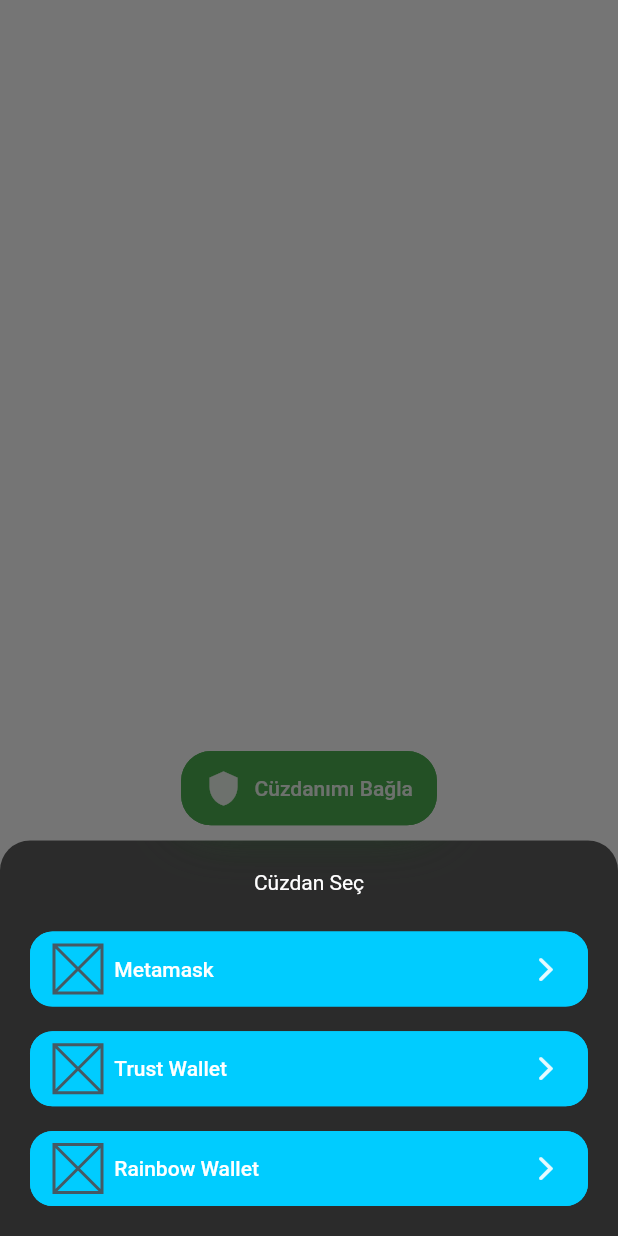
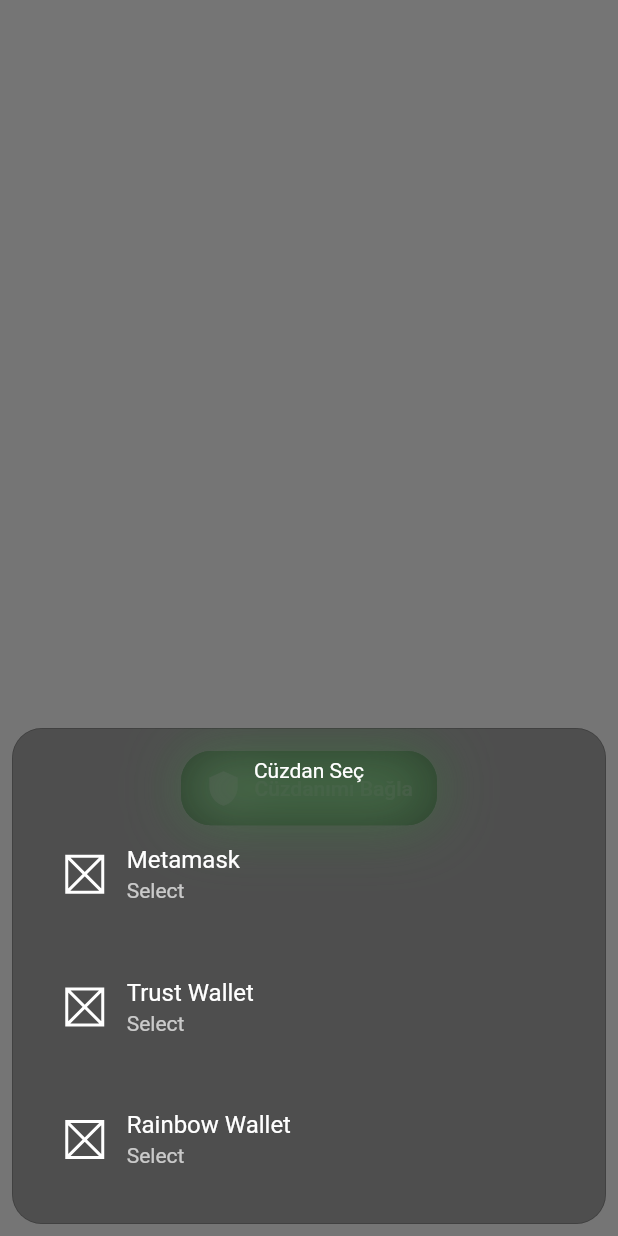
Before and after one commit to alper-mf/nft_tool_app, a Flutter app: the WalletView screen opened directly, after a tap on "Cüzdanımı Bağla", on a phone screen of 412 x 824 dp. Run offline on Flutter 3.47's test engine with Material 2 defaults, Android fonts, the phone set to English and light mode, and no system bars; our stand-ins replace bloc, flutter_bloc, flutter_svg, get, go_router; missing offline and left inert: walletconnect_dart, walletconnect_secure_storage; network calls fail.

Commit message:
Bottomsheet Is Customized

```diff
--- a/lib/app/dialogs/bottom_sheet/custom_bottom_sheet.dart
+++ b/lib/app/dialogs/bottom_sheet/custom_bottom_sheet.dart
@@ -1,7 +1,6 @@
 import 'dart:ui';
 
 import 'package:flutter/material.dart';
-import 'package:nft_tool_app/app/init/size_config.dart';
 
 class CBottomSheet {
   static show(
@@ -16,28 +15,27 @@ class CBottomSheet {
         maxWidth: double.infinity,
       ),
       builder: (BuildContext context) {
-        return ClipRRect(
-          borderRadius: const BorderRadius.vertical(
-            top: Radius.circular(20),
+        return Container(
+          margin: const EdgeInsets.all(8),
+          child: ClipRRect(
+            borderRadius: const BorderRadius.all(Radius.circular(20)),
+            child: BackdropFilter(
+              filter: ImageFilter.blur(
+                sigmaX: 20.0,
+                sigmaY: 20.0,
               ),
-          child: BackdropFilter(
-            filter: ImageFilter.blur(sigmaX: 18, sigmaY: 18),
               child: Container(
-              padding: const EdgeInsets.symmetric(horizontal: 20, vertical: 20),
                 decoration: BoxDecoration(
-                color: Colors.black.withOpacity(0.2),
-                borderRadius: const BorderRadius.vertical(
-                  top: Radius.circular(20),
+                  color: Colors.white12,
+                  borderRadius: const BorderRadius.all(Radius.circular(20)),
+                  border: Border.all(
+                    color: Colors.black26,
+                    width: 0.5,
                   ),
                 ),
                 child: Padding(
-                padding: MediaQuery.of(context).viewInsets,
-                child: widget ??
-                    SizedBox(
-                      height: SizeConfig.height / 2,
-                      child: const Center(
-                        child: Text('Not added any widget from here'),
-                      ),
+                  padding: const EdgeInsets.all(20.0),
+                  child: widget,
                 ),
               ),
             ),
@@ -49,3 +47,29 @@ class CBottomSheet {
     });
   }
 }
+
+class GlassWidget extends StatelessWidget {
+  final double sigma;
+  final double radius;
+  final Widget widget;
+  const GlassWidget({
+    Key? key,
+    required this.sigma,
+    required this.radius,
+    required this.widget,
+  }) : super(key: key);
+
+  @override
+  Widget build(BuildContext context) {
+    return ClipRRect(
+      borderRadius: BorderRadius.vertical(top: Radius.circular(radius)),
+      child: BackdropFilter(
+          filter: ImageFilter.blur(sigmaX: sigma, sigmaY: sigma),
+          child: Container(
+              padding: const EdgeInsets.symmetric(horizontal: 32),
+              decoration:
+                  BoxDecoration(color: Colors.white12, borderRadius: BorderRadius.circular(radius)),
+              child: widget)),
+    );
+  }
+}
--- a/lib/screens/wallet_screen/widget/select_wallet.dart
+++ b/lib/screens/wallet_screen/widget/select_wallet.dart
@@ -1,5 +1,6 @@
 import 'package:flutter/cupertino.dart';
 import 'package:flutter/material.dart';
+import 'package:flutter/widgets.dart';
 import 'package:get/get.dart';
 import 'package:nft_tool_app/app/components/button/rounded_button.dart';
 import 'package:nft_tool_app/app/constants/colors.dart';
@@ -17,7 +18,7 @@ class SelectWalletSheet extends GetView<WalletController> {
       mainAxisSize: MainAxisSize.min,
       crossAxisAlignment: CrossAxisAlignment.stretch,
       children: [
-        Text(
+        const Text(
           'Cüzdan Seç',
           textAlign: TextAlign.center,
         ),
@@ -63,32 +64,23 @@ class _WalletButton extends StatelessWidget {
 
   @override
   Widget build(BuildContext context) {
-    return CRoundedButton(
-      kHeight: 50,
-      borderRadius: 15,
+    return InkWell(
       onTap: tap,
-      color: selectWalletButtonColor,
-      widget: Row(
-        mainAxisAlignment: MainAxisAlignment.spaceBetween,
-        children: [
-          Row(
-            children: [
-              const SizedBox(
-                height: 32,
-                width: 32,
-                child: Placeholder(),
-              ),
-              SizedBox(
-                width: SizeConfig.width * .02,
-              ),
-              Text(walletTitle),
-            ],
+      child: ListTile(
+        visualDensity: VisualDensity.standard,
+        minLeadingWidth: 10,
+        leading: Container(
+          height: 24,
+          width: 24,
+          margin: EdgeInsets.only(top: SizeConfig.height * .01),
+          child: const Placeholder(
+            color: Colors.white,
           ),
-          Icon(
-            CupertinoIcons.forward,
-            color: whiteColor,
-          ),
-        ],
+        ),
+        title: Text(walletTitle),
+        subtitle: const Text(
+          'Select',
+        ),
       ),
     );
   }
```
Also changed, not shown: 3 other files. Lines whose indentation alone changed are shown as unchanged.
